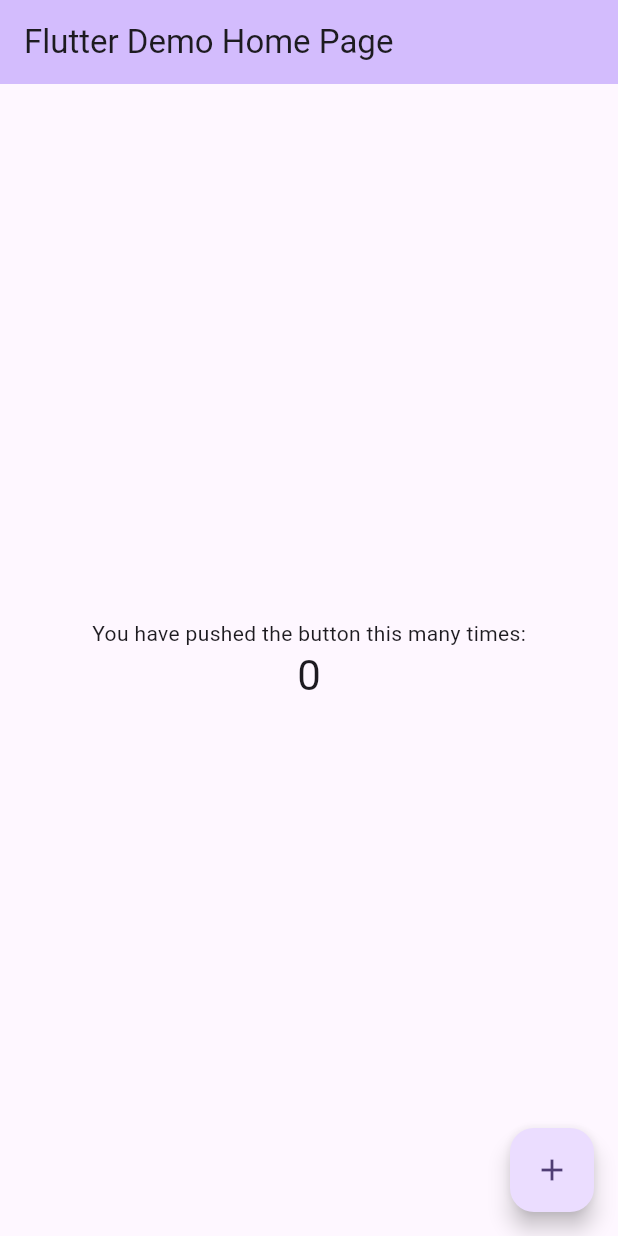
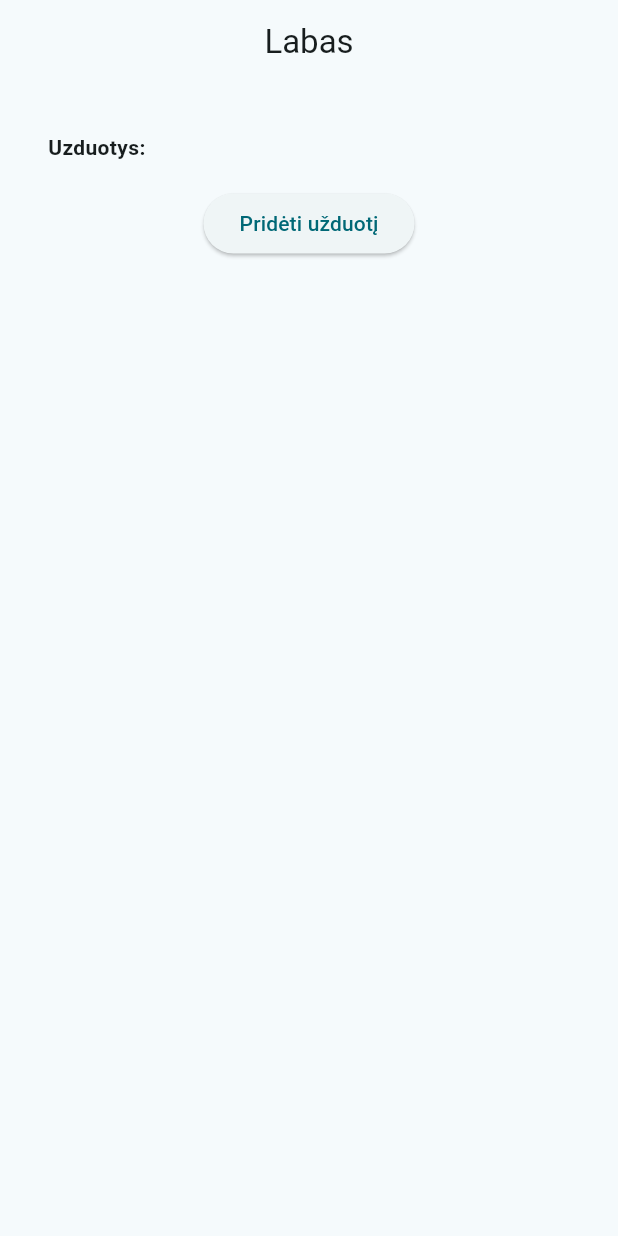
Before and after one commit to PukisCarol/KenGuRuu, a Flutter app: the screen it shows after launch, on a phone screen of 412 x 824 dp. Run offline on Flutter 3.47's test engine with Material 3 defaults, Android fonts, the phone set to English and light mode, and no system bars.

Commit message:
programa updated
pridetos klases ir kodas uzduociu prideti tik 1 right now

```diff
--- /dev/null
+++ b/lib/MyApp.dart
@@ -0,0 +1,36 @@
+import 'package:flutter/material.dart';
+
+import 'MyHomePage.dart';
+
+class MyApp extends StatelessWidget {
+  const MyApp({super.key});
+
+  // This widget is the root of your application.
+  @override
+  Widget build(BuildContext context) {
+    return MaterialApp(
+      title: 'Flutter Demo',
+      theme: ThemeData(
+        // This is the theme of your application.
+        //
+        // TRY THIS: Try running your application with "flutter run". You'll see
+        // the application has a purple toolbar. Then, without quitting the app,
+        // try changing the seedColor in the colorScheme below to Colors.green
+        // and then invoke "hot reload" (save your changes or press the "hot
+        // reload" button in a Flutter-supported IDE, or press "r" if you used
+        // the command line to start the app).
+        //
+        // Notice that the counter didn't reset back to zero; the application
+        // state is not lost during the reload. To reset the state, use hot
+        // restart instead.
+        //
+        // This works for code too, not just values: Most code changes can be
+        // tested with just a hot reload.
+        // rokas te4stuoja
+        //Gabrieles testttttttttt!!!!!!!
+        colorScheme: ColorScheme.fromSeed(seedColor: Colors.cyan),
+      ),
+      home: const MyHomePage(title: 'Flutter Demo Home Page'),
+    );
+  }
+}
--- /dev/null
+++ b/lib/MyHomePage.dart
@@ -0,0 +1,90 @@
+import 'package:flutter/material.dart';
+import 'MyApp.dart';
+
+class MyHomePage extends StatefulWidget {
+  const MyHomePage({super.key, required this.title});
+
+  final String title;
+
+  @override
+  State<MyHomePage> createState() => _MyHomePageState();
+}
+
+class _MyHomePageState extends State<MyHomePage> {
+  late TextEditingController controller;
+  String task = '';
+
+  @override
+  void initState() {
+    super.initState();
+
+    controller = TextEditingController();
+  }
+
+  @override
+  void dispose() {
+    controller.dispose();
+
+    super.dispose();
+  }
+
+  @override
+  Widget build(BuildContext context) => Scaffold(
+    appBar: AppBar(
+      title: Text("Labas"),
+      centerTitle: true,
+    ),
+    body: Container(
+      padding: EdgeInsets.all(32),
+      child: Column (
+        children: [
+          Row(
+            children: [
+              Expanded(
+                child: Text(
+                  'Uzduotys: ',
+                  style: TextStyle(fontWeight: FontWeight.bold),
+                ),
+              ),
+              const SizedBox(width: 12),
+              Text(task),
+            ],
+          ),
+          const SizedBox(height: 16),
+          ElevatedButton(
+            child: Text('Pridėti užduotį'),
+            onPressed: () async {
+              final task = await openDialog();
+              if(task == null || task.isEmpty) return;
+
+              setState(() => this.task = task);
+            },
+          ),
+        ],
+      )
+    )
+  );
+
+  Future<String?> openDialog() => showDialog<String>(
+    context: context,
+    builder: (context) => AlertDialog(
+      title: Text('Uzduotis:'),
+      content: TextField(
+        autofocus: true,
+        decoration: InputDecoration(hintText: 'Irasykite uzduoti'),
+        controller: controller,
+      ),
+        actions: [
+          TextButton(
+            onPressed: submit,
+            child: Text('Prideti'),
+          ),
+        ]
+    ),
+  );
+
+  void submit() {
+    Navigator.of(context).pop(controller.text);
+  }
+
+}
--- a/lib/main.dart
+++ b/lib/main.dart
@@ -1,126 +1,9 @@
 import 'package:flutter/material.dart';
+
+import 'MyApp.dart';
 //tetsuojam ar veikia
 //dar karta testuojam
 
 void main() {
   runApp(const MyApp());
 }
-
-class MyApp extends StatelessWidget {
-  const MyApp({super.key});
-
-  // This widget is the root of your application.
-  @override
-  Widget build(BuildContext context) {
-    return MaterialApp(
-      title: 'Flutter Demo',
-      theme: ThemeData(
-        // This is the theme of your application.
-        //
-        // TRY THIS: Try running your application with "flutter run". You'll see
-        // the application has a purple toolbar. Then, without quitting the app,
-        // try changing the seedColor in the colorScheme below to Colors.green
-        // and then invoke "hot reload" (save your changes or press the "hot
-        // reload" button in a Flutter-supported IDE, or press "r" if you used
-        // the command line to start the app).
-        //
-        // Notice that the counter didn't reset back to zero; the application
-        // state is not lost during the reload. To reset the state, use hot
-        // restart instead.
-        //
-        // This works for code too, not just values: Most code changes can be
-        // tested with just a hot reload.
-        // rokas te4stuoja
-        //Gabrieles testttttttttt!!!!!!!
-        colorScheme: ColorScheme.fromSeed(seedColor: Colors.deepPurple),
-      ),
-      home: const MyHomePage(title: 'Flutter Demo Home Page'),
-    );
-  }
-}
-
-class MyHomePage extends StatefulWidget {
-  const MyHomePage({super.key, required this.title});
-
-  // This widget is the home page of your application. It is stateful, meaning
-  // that it has a State object (defined below) that contains fields that affect
-  // how it looks.
-
-  // This class is the configuration for the state. It holds the values (in this
-  // case the title) provided by the parent (in this case the App widget) and
-  // used by the build method of the State. Fields in a Widget subclass are
-  // always marked "final".
-
-  final String title;
-
-  @override
-  State<MyHomePage> createState() => _MyHomePageState();
-}
-
-class _MyHomePageState extends State<MyHomePage> {
-  int _counter = 0;
-
-  void _incrementCounter() {
-    setState(() {
-      // This call to setState tells the Flutter framework that something has
-      // changed in this State, which causes it to rerun the build method below
-      // so that the display can reflect the updated values. If we changed
-      // _counter without calling setState(), then the build method would not be
-      // called again, and so nothing would appear to happen.
-      _counter++;
-    });
-  }
-
-  @override
-  Widget build(BuildContext context) {
-    // This method is rerun every time setState is called, for instance as done
-    // by the _incrementCounter method above.
-    //
-    // The Flutter framework has been optimized to make rerunning build methods
-    // fast, so that you can just rebuild anything that needs updating rather
-    // than having to individually change instances of widgets.
-    return Scaffold(
-      appBar: AppBar(
-        // TRY THIS: Try changing the color here to a specific color (to
-        // Colors.amber, perhaps?) and trigger a hot reload to see the AppBar
-        // change color while the other colors stay the same.
-        backgroundColor: Theme.of(context).colorScheme.inversePrimary,
-        // Here we take the value from the MyHomePage object that was created by
-        // the App.build method, and use it to set our appbar title.
-        title: Text(widget.title),
-      ),
-      body: Center(
-        // Center is a layout widget. It takes a single child and positions it
-        // in the middle of the parent.
-        child: Column(
-          // Column is also a layout widget. It takes a list of children and
-          // arranges them vertically. By default, it sizes itself to fit its
-          // children horizontally, and tries to be as tall as its parent.
-          //
-          // Column has various properties to control how it sizes itself and
-          // how it positions its children. Here we use mainAxisAlignment to
-          // center the children vertically; the main axis here is the vertical
-          // axis because Columns are vertical (the cross axis would be
-          // horizontal).
-          //
-          // TRY THIS: Invoke "debug painting" (choose the "Toggle Debug Paint"
-          // action in the IDE, or press "p" in the console), to see the
-          // wireframe for each widget.
-          mainAxisAlignment: MainAxisAlignment.center,
-          children: <Widget>[
-            const Text('You have pushed the button this many times:'),
-            Text(
-              '$_counter',
-              style: Theme.of(context).textTheme.headlineMedium,
-            ),
-          ],
-        ),
-      ),
-      floatingActionButton: FloatingActionButton(
-        onPressed: _incrementCounter,
-        tooltip: 'Increment',
-        child: const Icon(Icons.add),
-      ), // This trailing comma makes auto-formatting nicer for build methods.
-    );
-  }
-}
```
Also changed, not shown: lib/_MyHomePageState.dart (added), 1 other file.
